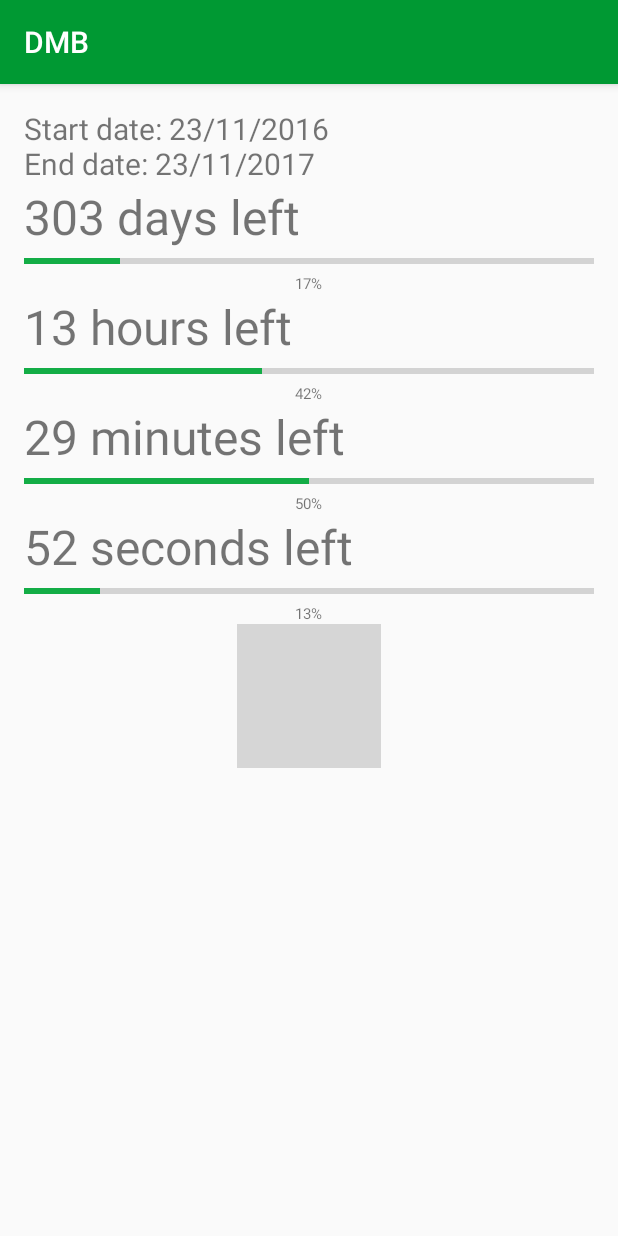
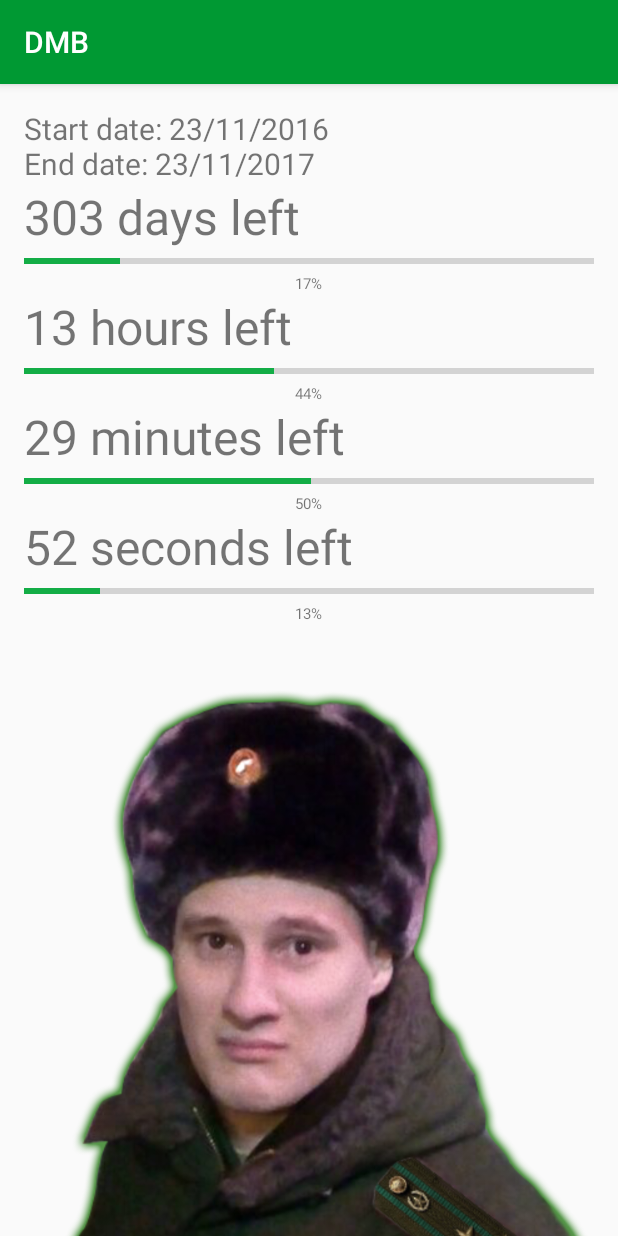
Before and after one commit to ahorseisananimal/DMB, an Android app: the screen it shows after launch (MainActivity), on a phone screen of 412 x 824 dp. Run offline under Robolectric (Android 15) with nearby library versions, the phone set to English and light mode, and no system bars; grey boxes are pictures that could not be loaded.

Commit message:
Added advanced animation to the image, refined progress and percentages calculations

```diff
--- a/app/src/main/java/com/fuagra/dmb/MainActivity.java
+++ b/app/src/main/java/com/fuagra/dmb/MainActivity.java
@@ -26,6 +26,7 @@ public class MainActivity extends AppCompatActivity {
     private SimpleDateFormat simpleDateFormat;
     private boolean isActive;
     private ImageView image;
+    private ImageView imageSpeaking;
 
     @Override
     protected void onCreate(Bundle savedInstanceState) {
@@ -36,15 +37,19 @@ public class MainActivity extends AppCompatActivity {
         handler = new Handler();
 
         image = (ImageView) findViewById(R.id.soldier);
+        imageSpeaking = (ImageView) findViewById(R.id.soldierSpeaking);
         image.setOnClickListener(new View.OnClickListener() {
             @Override
             public void onClick(View v) {
+                imageSpeaking.animate().scaleX(1.6f).setInterpolator(new AccelerateDecelerateInterpolator()).scaleY(1.6f).alpha(1).start();
                 image.animate().scaleX(1.3f).setInterpolator(new AccelerateDecelerateInterpolator()).scaleY(1.3f).withEndAction(new Runnable() {
                     @Override
                     public void run() {
                         image.animate().setInterpolator(new AccelerateDecelerateInterpolator()).scaleX(1).scaleY(1).start();
+                        imageSpeaking.animate().scaleX(1).setInterpolator(new AccelerateDecelerateInterpolator()).scaleY(1).alpha(0).start();
                     }
                 }).start();
+
             }
         });
 
@@ -110,40 +115,41 @@ public class MainActivity extends AppCompatActivity {
 
 
         int currentHours = calendar.get(Calendar.HOUR_OF_DAY);
+        int currentMinutes = calendar.get(Calendar.MINUTE);
+        int currentSeconds = calendar.get(Calendar.SECOND);
+
         TextView textViewRemainingHours = (TextView) findViewById(R.id.remainingHoursLabel);
         textViewRemainingHours.setText((23 - currentHours) + " hours left");
 
         ProgressBar progressBarDay = (ProgressBar) findViewById(R.id.dayProgressLabel);
         progressBarDay.setIndeterminate(false);
-        progressBarDay.setMax(24);
-        progressBarDay.setProgress(currentHours);
+        progressBarDay.setMax(24*3600*1000);
+        progressBarDay.setProgress((currentHours*3600+currentMinutes*60+currentSeconds)*1000);
 
-        int percentageDay = Math.round(currentHours / 24f * 100);
+        int percentageDay = Math.round((currentHours*3600+currentMinutes*60+currentSeconds)/ (24f*3600) * 100);
         TextView textViewDayPercentage = (TextView) findViewById(R.id.dayPercentageLabel);
         textViewDayPercentage.setText(percentageDay + "%");
 
 
-        int currentMinutes = calendar.get(Calendar.MINUTE);
         TextView textViewRemainingMinutes = (TextView) findViewById(R.id.remainingMinutesLabel);
         textViewRemainingMinutes.setText((59 - currentMinutes) + " minutes left");
 
         ProgressBar progressBarHour = (ProgressBar) findViewById(R.id.hourProgressLabel);
         progressBarHour.setIndeterminate(false);
-        progressBarHour.setMax(60);
-        progressBarHour.setProgress(currentMinutes);
+        progressBarHour.setMax(3600*1000);
+        progressBarHour.setProgress((currentMinutes*60+currentSeconds)*1000);
 
-        int percentageHour = Math.round(currentMinutes / 60f * 100);
+        int percentageHour = Math.round((currentMinutes*60+currentSeconds)/ 3600f * 100);
         TextView textViewHourPercentage = (TextView) findViewById(R.id.hourPercentageLabel);
         textViewHourPercentage.setText(percentageHour + "%");
 
-        int currentSeconds = calendar.get(Calendar.SECOND);
         TextView textViewRemainingSeconds = (TextView) findViewById(R.id.remainingSecondsLabel);
         textViewRemainingSeconds.setText((60 - currentSeconds) + " seconds left");
 
         ProgressBar progressBarMinute = (ProgressBar) findViewById(R.id.minuteProgressLabel);
         progressBarMinute.setIndeterminate(false);
-        progressBarMinute.setMax(60);
-        progressBarMinute.setProgress(currentSeconds);
+        progressBarMinute.setMax(60*1000);
+        progressBarMinute.setProgress(currentSeconds*1000);
 
         int percentageMinute = Math.round(currentSeconds / 60f * 100);
         TextView textViewMinutePercentage = (TextView) findViewById(R.id.minutePercentageLabel);
--- a/app/src/main/res/layout/activity_main.xml
+++ b/app/src/main/res/layout/activity_main.xml
@@ -13,6 +13,8 @@
         android:paddingLeft="@dimen/activity_horizontal_margin"
         android:paddingRight="@dimen/activity_horizontal_margin"
         android:paddingTop="@dimen/activity_vertical_margin"
+        android:clipChildren="false"
+        android:clipToPadding="false"
         tools:context="com.fuagra.dmb.MainActivity">
 
         <TextView
@@ -109,12 +111,27 @@
             android:textSize="10sp"
             tools:text="%" />
 
-        <ImageView
-            android:id="@+id/soldier"
+        <FrameLayout
             android:layout_width="wrap_content"
             android:layout_height="wrap_content"
-            android:src="@drawable/app_image"
-            android:layout_gravity="center_horizontal"/>
+            android:layout_gravity="center_horizontal"
+            android:clipToPadding="false"
+            android:clipChildren="false">
+
+            <ImageView
+                android:id="@+id/soldier"
+                android:layout_width="wrap_content"
+                android:layout_height="wrap_content"
+                android:src="@drawable/app_image" />
+            <ImageView
+                android:id="@+id/soldierSpeaking"
+                android:layout_width="wrap_content"
+                android:layout_height="wrap_content"
+                android:src="@drawable/app_image_anim"
+                android:alpha="0"/>
+
+
+        </FrameLayout>
 
     </LinearLayout>
 </ScrollView>
```
Also changed, not shown: app/src/main/res/drawable/app_background.jpg (added), app/src/main/res/drawable/app_image.png (added), app/src/main/res/mipmap-xxhdpi/app_icon.png (added).
